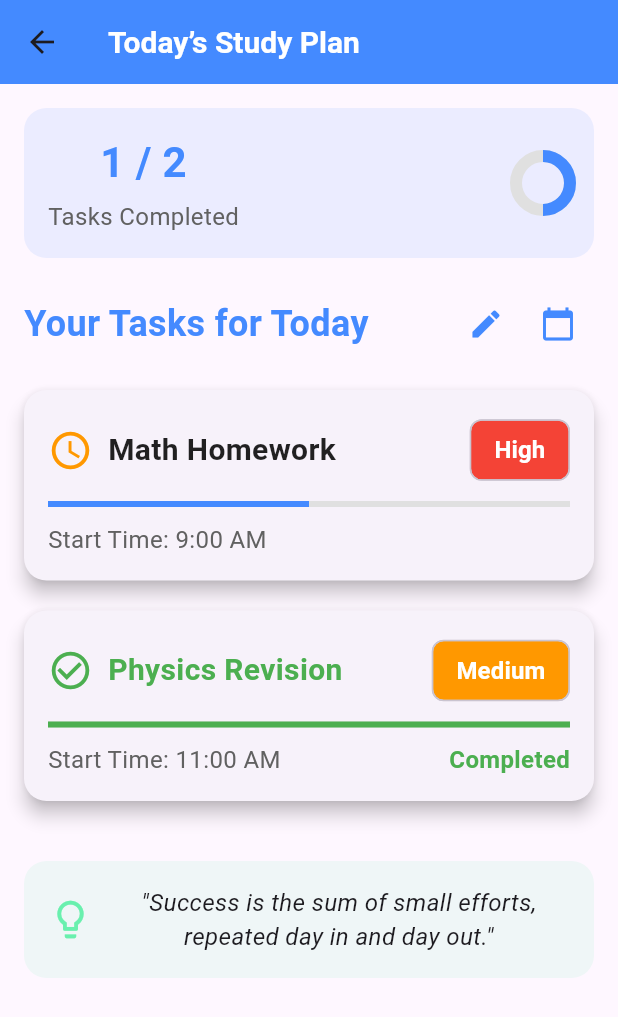
After one commit to DhairyaS450/track_ai, a Flutter app: the HomeDashboardNew screen opened directly, on a phone screen of 412 x 824 dp. The commit adds this screen. Shown: the top 1017 px of the screen. Run offline on Flutter 3.47's test engine with Material 3 defaults, Android fonts, the light colour scheme and no system bars; our stand-ins replace table_calendar.

Commit message:
making risky change so committing

```diff
--- a/lib/main.dart
+++ b/lib/main.dart
@@ -1,11 +1,13 @@
 import 'package:flutter/material.dart';
 import 'package:track_ai/theme.dart';
+import 'package:track_ai/views/HomeDashboardNew.dart';
 import 'package:track_ai/views/calendar/CalendarView.dart';
 import 'package:track_ai/views/chatbot/ChatBotScreen.dart';
 import 'package:track_ai/views/HomeDashboard.dart';
 import 'package:track_ai/views/login-register/AuthPage.dart';
 import 'package:track_ai/views/rating/RatingScreen.dart';
 import 'package:track_ai/views/recommendations/RecommendationScreen.dart';
+import 'package:track_ai/views/settings_menu/SettingsScreen.dart';
 import 'package:track_ai/views/study_sessions/StudySessionPage.dart';
 
 void main() {
@@ -21,7 +23,7 @@ class App extends StatelessWidget {
       title: 'Track AI',
       theme: theme,
       debugShowCheckedModeBanner: false,
-      home: const RecommendationScreen(),
+      home: HomeDashboard(),
     );
   }
 }
--- a/lib/theme.dart
+++ b/lib/theme.dart
@@ -6,7 +6,7 @@ final theme = ThemeData(
 
         // Primary app-wide color scheme
         primaryColor: const Color(0xFF0A84FF), // Custom Blue
-        hintColor: const Color(0xFF32D74B), // Custom Green
+        // hintColor: const Color(0xFF32D74B), // Custom Green
 
         // Button styling
         elevatedButtonTheme: ElevatedButtonThemeData(
--- /dev/null
+++ b/lib/views/HomeDashboardNew.dart
@@ -0,0 +1,473 @@
+import 'package:flutter/material.dart';
+
+class HomeDashboardNew extends StatelessWidget {
+  final List<Task> todaysTasks = [
+    Task(
+      name: 'Math Homework',
+      startTime: '9:00 AM',
+      priority: 'High',
+      deadline: DateTime(2023, 9, 14),
+      isCompleted: false,
+      progress: 0.5, // 50% done
+    ),
+    Task(
+      name: 'Physics Revision',
+      startTime: '11:00 AM',
+      priority: 'Medium',
+      deadline: DateTime(2023, 9, 14),
+      isCompleted: true,
+      progress: 1.0, // Completed
+    ),
+  ];
+
+  HomeDashboardNew({super.key});
+
+  @override
+  Widget build(BuildContext context) {
+    return Scaffold(
+        appBar: AppBar(
+          title: const Text('Today’s Study Plan'),
+          backgroundColor: Colors.blueAccent,
+        ),
+        body: GestureDetector(
+          onHorizontalDragUpdate: (details) {
+            if (details.delta.dx > 0) {
+              Navigator.push(
+                context,
+                MaterialPageRoute(builder: (context) => StudySessionOverlay()),
+              );
+            }
+          },
+          child: SingleChildScrollView(
+            padding: const EdgeInsets.all(16.0),
+            child: Column(
+              crossAxisAlignment: CrossAxisAlignment.start,
+              children: [
+                // Task Stats Overview
+                _buildTaskStatsOverview(),
+                const SizedBox(height: 20),
+
+                // Section: "Your Tasks for Today" with Edit and Calendar Button
+                Row(
+                  mainAxisAlignment: MainAxisAlignment.spaceBetween,
+                  children: [
+                    const Text(
+                      'Your Tasks for Today',
+                      style: TextStyle(
+                        fontSize: 24,
+                        fontWeight: FontWeight.bold,
+                        color: Colors.blueAccent,
+                      ),
+                    ),
+                    Row(
+                      children: [
+                        IconButton(
+                          icon:
+                              const Icon(Icons.edit, color: Colors.blueAccent),
+                          onPressed: () {
+                            // Logic to edit tasks
+                          },
+                        ),
+                        IconButton(
+                          icon: const Icon(Icons.calendar_today,
+                              color: Colors.blueAccent),
+                          onPressed: () {
+                            // Navigate to calendar view
+                          },
+                        ),
+                      ],
+                    ),
+                  ],
+                ),
+                const SizedBox(height: 10),
+                _buildTaskList(),
+                const SizedBox(height: 30),
+                _buildDailyMotivation(),
+              ],
+            ),
+          ),
+        ));
+  }
+
+  // Task Stats Overview
+  Widget _buildTaskStatsOverview() {
+    int completedTasks = todaysTasks.where((task) => task.isCompleted).length;
+    int totalTasks = todaysTasks.length;
+
+    return Container(
+      padding: const EdgeInsets.all(16),
+      decoration: BoxDecoration(
+        color: Colors.blueAccent.withOpacity(0.1),
+        borderRadius: BorderRadius.circular(15),
+      ),
+      child: Row(
+        mainAxisAlignment: MainAxisAlignment.spaceBetween,
+        children: [
+          Column(
+            children: [
+              Text(
+                '$completedTasks / $totalTasks',
+                style: const TextStyle(
+                  fontSize: 28,
+                  fontWeight: FontWeight.bold,
+                  color: Colors.blueAccent,
+                ),
+              ),
+              const SizedBox(height: 5),
+              Text(
+                'Tasks Completed',
+                style: TextStyle(fontSize: 16, color: Colors.grey[700]),
+              ),
+            ],
+          ),
+          CircularProgressIndicator(
+            value: completedTasks / totalTasks,
+            backgroundColor: Colors.grey[300],
+            color: Colors.blueAccent,
+            strokeWidth: 8,
+          ),
+        ],
+      ),
+    );
+  }
+
+  // Task List Builder
+  Widget _buildTaskList() {
+    return Column(
+      children: todaysTasks.map((task) => _buildTaskCard(task)).toList(),
+    );
+  }
+
+  // Task Card
+  Widget _buildTaskCard(Task task) {
+    return Card(
+      margin: const EdgeInsets.symmetric(vertical: 10),
+      shape: RoundedRectangleBorder(borderRadius: BorderRadius.circular(15)),
+      elevation: 5,
+      child: Padding(
+        padding: const EdgeInsets.all(16.0),
+        child: Column(
+          crossAxisAlignment: CrossAxisAlignment.start,
+          children: [
+            Row(
+              children: [
+                Icon(
+                  task.isCompleted
+                      ? Icons.check_circle_outline
+                      : Icons.schedule,
+                  color: task.isCompleted ? Colors.green : Colors.orange,
+                  size: 30,
+                ),
+                const SizedBox(width: 10),
+                Text(
+                  task.name,
+                  style: TextStyle(
+                    fontSize: 20,
+                    fontWeight: FontWeight.bold,
+                    color: task.isCompleted ? Colors.green : Colors.black87,
+                  ),
+                ),
+                const Spacer(),
+                _buildTaskPriorityChip(task.priority),
+              ],
+            ),
+            const SizedBox(height: 10),
+
+            // Task Progress Bar
+            LinearProgressIndicator(
+              value: task.progress,
+              backgroundColor: Colors.grey[300],
+              color: task.isCompleted ? Colors.green : Colors.blueAccent,
+            ),
+            const SizedBox(height: 10),
+            Row(
+              mainAxisAlignment: MainAxisAlignment.spaceBetween,
+              children: [
+                Text(
+                  'Start Time: ${task.startTime}',
+                  style: TextStyle(fontSize: 16, color: Colors.grey[700]),
+                ),
+                if (task.isCompleted)
+                  const Text(
+                    'Completed',
+                    style: TextStyle(
+                      fontSize: 16,
+                      fontWeight: FontWeight.bold,
+                      color: Colors.green,
+                    ),
+                  ),
+              ],
+            ),
+          ],
+        ),
+      ),
+    );
+  }
+
+  // Task Priority Chip
+  Widget _buildTaskPriorityChip(String priority) {
+    Color chipColor;
+    if (priority == 'High') {
+      chipColor = Colors.red;
+    } else if (priority == 'Medium') {
+      chipColor = Colors.orange;
+    } else {
+      chipColor = Colors.green;
+    }
+    return Chip(
+      label: Text(priority, style: const TextStyle(color: Colors.white)),
+      backgroundColor: chipColor,
+    );
+  }
+
+  // Daily Motivation Section
+  Widget _buildDailyMotivation() {
+    return Container(
+      padding: const EdgeInsets.all(16),
+      decoration: BoxDecoration(
+        color: Colors.greenAccent.withOpacity(0.1),
+        borderRadius: BorderRadius.circular(15),
+      ),
+      child: const Row(
+        mainAxisAlignment: MainAxisAlignment.spaceBetween,
+        children: [
+          Icon(Icons.lightbulb_outline, color: Colors.greenAccent, size: 30),
+          SizedBox(width: 10),
+          Expanded(
+            child: Text(
+              '"Success is the sum of small efforts, repeated day in and day out."',
+              style: TextStyle(fontSize: 16, fontStyle: FontStyle.italic),
+              textAlign: TextAlign.center,
+            ),
+          ),
+        ],
+      ),
+    );
+  }
+}
+
+// Modernized Study Session Overlay
+Widget StudySessionOverlay() {
+  return Scaffold(
+    appBar: AppBar(
+      title: const Text('Ongoing Study Session'),
+      backgroundColor: Colors.blueAccent,
+      actions: [
+        IconButton(
+          icon: const Icon(Icons.more_vert, color: Colors.white),
+          onPressed: () {
+            // Settings or more options
+          },
+        ),
+      ],
+    ),
+    body: SingleChildScrollView(
+      padding: const EdgeInsets.all(16.0),
+      child: Column(
+        children: [
+          // Circular Countdown Timer
+          _buildCircularCountdownTimer(),
+          const SizedBox(height: 20),
+
+          // Study Session Overview
+          _buildStudySessionOverview(),
+          const SizedBox(height: 30),
+
+          // Control Buttons (Pause, Skip, End Session)
+          _buildControlButtons(),
+          const SizedBox(height: 30),
+
+          // Chatbot Interaction
+          _buildChatbotInputField(),
+        ],
+      ),
+    ),
+  );
+}
+
+// Circular Countdown Timer Widget
+Widget _buildCircularCountdownTimer() {
+  return Column(
+    children: [
+      Stack(
+        alignment: Alignment.center,
+        children: [
+          const SizedBox(height: 20),
+          Container(
+            width: 150,
+            height: 150,
+            child: CircularProgressIndicator(
+              value: 0.5, // 50% completed
+              strokeWidth: 10,
+              backgroundColor: Colors.lightBlue[300],
+              color: Colors.blueAccent,
+            ),
+          ),
+          Column(
+            mainAxisAlignment: MainAxisAlignment.center,
+            children: [
+              const Text(
+                '12:25',
+                style: TextStyle(
+                  fontSize: 36,
+                  fontWeight: FontWeight.bold,
+                  color: Colors.blueAccent,
+                ),
+              ),
+              Text(
+                'Remaining',
+                style: TextStyle(fontSize: 16, color: Colors.grey[700]),
+              ),
+            ],
+          ),
+        ],
+      ),
+      const SizedBox(height: 10),
+      const Text(
+        'Pomodoro Timer',
+        style: TextStyle(
+          fontSize: 18,
+          fontWeight: FontWeight.w600,
+          color: Colors.blueAccent,
+        ),
+      ),
+    ],
+  );
+}
+
+// Study Session Overview Widget
+Widget _buildStudySessionOverview() {
+  return Card(
+    shape: RoundedRectangleBorder(borderRadius: BorderRadius.circular(15)),
+    elevation: 4,
+    color: Colors.white,
+    child: Padding(
+      padding: const EdgeInsets.all(16.0),
+      child: Column(
+        crossAxisAlignment: CrossAxisAlignment.start,
+        children: [
+          const Row(
+            children: [
+              Icon(Icons.book, color: Colors.lightBlueAccent, size: 28),
+              SizedBox(width: 10),
+              Text(
+                'Math & Physics Revision',
+                style: TextStyle(
+                  fontSize: 20,
+                  fontWeight: FontWeight.bold,
+                  color: Colors.blueAccent,
+                ),
+              ),
+            ],
+          ),
+          const SizedBox(height: 10),
+          Text(
+            'Focus on solving algebraic equations and revising Newton’s Laws for the upcoming test.',
+            style: TextStyle(fontSize: 16, color: Colors.grey[700]),
+          ),
+          const SizedBox(height: 15),
+          const Row(
+            children: [
+              Icon(Icons.timer, color: Colors.blueAccent, size: 28),
+              SizedBox(width: 10),
+              Text(
+                'Time Allocated: 2 hours',
+                style: TextStyle(fontSize: 16, color: Colors.blueAccent),
+              ),
+            ],
+          ),
+        ],
+      ),
+    ),
+  );
+}
+
+// Control Buttons for Pause, Skip, End Session
+Widget _buildControlButtons() {
+  return Row(
+    mainAxisAlignment: MainAxisAlignment.spaceEvenly,
+    children: [
+      ElevatedButton.icon(
+        onPressed: () {
+          // Pause logic
+        },
+        icon: const Icon(Icons.pause_circle_filled, color: Colors.white),
+        label: const Text('Pause'),
+        style: ElevatedButton.styleFrom(
+          backgroundColor: Colors.orangeAccent,
+          padding: const EdgeInsets.symmetric(horizontal: 20, vertical: 10),
+          shape: RoundedRectangleBorder(
+            borderRadius: BorderRadius.circular(15),
+          ),
+        ),
+      ),
+      ElevatedButton.icon(
+        onPressed: () {
+          // Skip logic
+        },
+        icon: const Icon(Icons.skip_next, color: Colors.white),
+        label: const Text('Skip'),
+        style: ElevatedButton.styleFrom(
+          backgroundColor: Colors.blueAccent,
+          padding: const EdgeInsets.symmetric(horizontal: 20, vertical: 10),
+          shape: RoundedRectangleBorder(
+            borderRadius: BorderRadius.circular(15),
+          ),
+        ),
+      ),
+      ElevatedButton.icon(
+        onPressed: () {
+          // End Session logic
+        },
+        icon: const Icon(Icons.stop_circle_outlined, color: Colors.white),
+        label: const Text('End'),
+        style: ElevatedButton.styleFrom(
+          backgroundColor: Colors.redAccent,
+          padding: const EdgeInsets.symmetric(horizontal: 20, vertical: 10),
+          shape: RoundedRectangleBorder(
+            borderRadius: BorderRadius.circular(15),
+          ),
+        ),
+      ),
+    ],
+  );
+}
+
+// Chatbot Input Field Widget
+Widget _buildChatbotInputField() {
+  return Container(
+    padding: const EdgeInsets.all(16),
+    decoration: BoxDecoration(
+      color: Colors.blueGrey[100],
+      borderRadius: BorderRadius.circular(15),
+    ),
+    child: const TextField(
+      decoration: InputDecoration(
+        hintText: 'Have any questions? Ask the Track Chatbot.',
+        hintMaxLines: 2,
+        border: InputBorder.none,
+        prefixIcon: Icon(Icons.chat, color: Colors.blueAccent),
+        suffixIcon: Icon(Icons.send, color: Colors.blueAccent),
+      ),
+    ),
+  );
+}
+
+// Task Model
+class Task {
+  final String name;
+  final String startTime;
+  final String priority;
+  final DateTime deadline;
+  final bool isCompleted;
+  final double progress;
+
+  Task({
+    required this.name,
+    required this.startTime,
+    required this.priority,
+    required this.deadline,
+    required this.isCompleted,
+    required this.progress,
+  });
+}
```
Also changed, not shown: lib/views/settings_menu/SettingsScreen.dart (added, +210 -0 lines), pubspec.yaml (+4 -3 lines), assets/google_calendar_icon.png (added), assets/google_classroom_icon.png (added), assets/todoist_icon.png (added), lib/services/auth/auth_service.dart (added), 1 other file.
